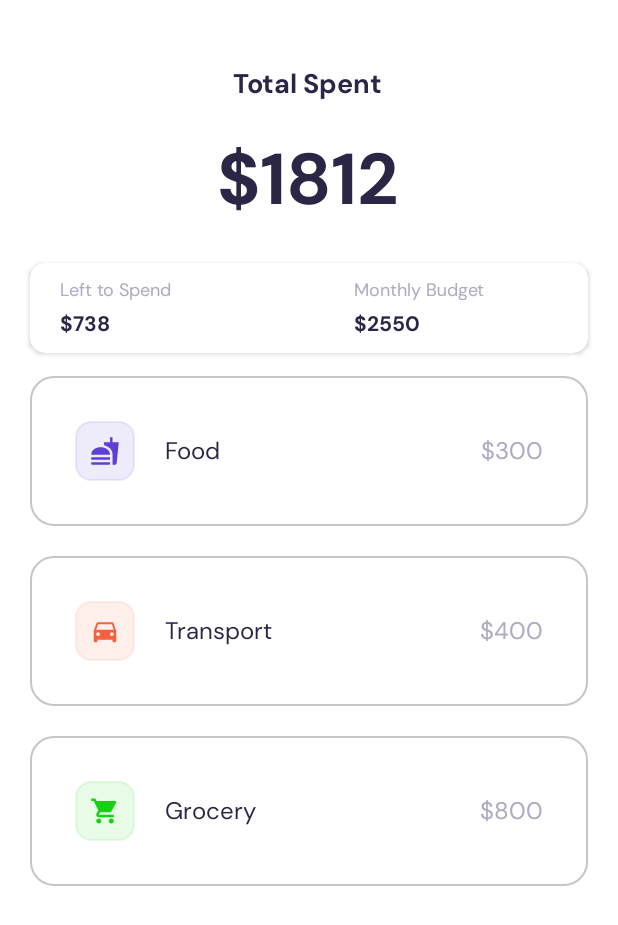
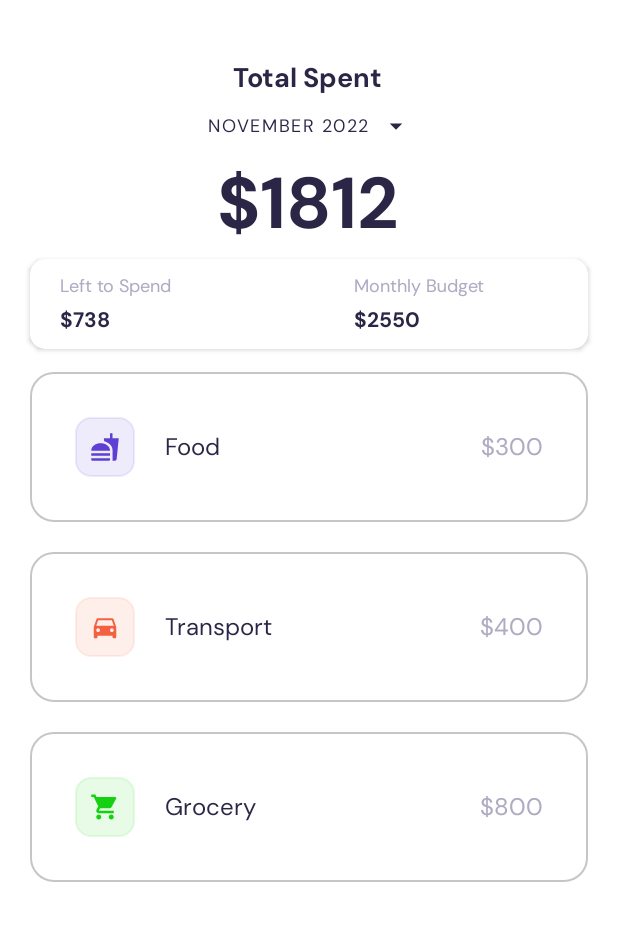
Before and after one commit to asojischool/ANDE_Assignment_Budget, an Android app: the MainActivity screen opened directly, with no data from a screen before it, on a phone screen of 412 x 824 dp. Shown: the top 925 px of the screen. Run offline under Robolectric (Android 15) with nearby library versions, the phone set to English and light mode, and no system bars; libraries missing offline, so code that uses them is left out: com.whiteelephant.monthpicker; 2 statements that could not run were skipped.

Commit message:
Add datepicker and change some color in colors.xml

```diff
--- a/app/build.gradle
+++ b/app/build.gradle
@@ -33,6 +33,8 @@ dependencies {
     implementation 'com.google.android.material:material:1.6.1'
     implementation 'androidx.constraintlayout:constraintlayout:2.1.4'
     implementation 'androidx.recyclerview:recyclerview:1.2.0'
+    //    https://github.com/premkumarroyal/MonthAndYearPicker
+    implementation 'com.whiteelephant:monthandyearpicker:1.3.0'
     testImplementation 'junit:junit:4.+'
     androidTestImplementation 'androidx.test.ext:junit:1.1.4'
     androidTestImplementation 'androidx.test.espresso:espresso-core:3.5.0'
--- a/app/src/main/java/com/example/ande_assignment_budget/MainActivity.java
+++ b/app/src/main/java/com/example/ande_assignment_budget/MainActivity.java
@@ -4,22 +4,33 @@ import androidx.appcompat.app.AppCompatActivity;
 import androidx.recyclerview.widget.LinearLayoutManager;
 import androidx.recyclerview.widget.RecyclerView;
 
+import android.app.DatePickerDialog;
+import android.content.Intent;
 import android.os.Bundle;
+import android.view.View;
+import android.widget.Button;
 
 import com.example.ande_assignment_budget.Model.CategoryModel;
+import com.whiteelephant.monthpicker.MonthPickerDialog;
 
+import java.text.DateFormatSymbols;
 import java.util.ArrayList;
 import java.util.Arrays;
+import java.util.Calendar;
+import java.util.Date;
+import java.util.TimeZone;
 
-public class MainActivity extends AppCompatActivity {
+public class MainActivity extends AppCompatActivity implements View.OnClickListener{
 
     private ArrayList<CategoryModel> categoryModels;
+    private MonthPickerDialog.Builder builder;
 
     @Override
     protected void onCreate(Bundle savedInstanceState) {
         super.onCreate(savedInstanceState);
         setContentView(R.layout.activity_main);
 
+        monthYearPickerDialog();
         setUpCategoryModels();
         setRecyclerList();
     }
@@ -38,4 +49,44 @@ public class MainActivity extends AppCompatActivity {
         rvCategorySpent.setAdapter(adapter);
         rvCategorySpent.setLayoutManager(new LinearLayoutManager(this));
     }
+
+    private void monthYearPickerDialog() {
+        Calendar today = Calendar.getInstance(TimeZone.getTimeZone("UTC"));
+        changeDate(dateToString(today.get(Calendar.MONTH)), today.get(Calendar.YEAR));
+
+        builder = new MonthPickerDialog.Builder(MainActivity.this,
+            new MonthPickerDialog.OnDateSetListener() {
+                @Override
+                public void onDateSet(int selectedMonth, int selectedYear) {
+                    changeDate(dateToString(selectedMonth), selectedYear);
+                }
+            }, today.get(Calendar.YEAR), today.get(Calendar.MONTH)
+        );
+
+        builder.setActivatedMonth(Calendar.JULY)
+                .setMinYear(1990)
+                .setActivatedYear(today.get(Calendar.YEAR))
+                .setMaxYear(today.get(Calendar.YEAR))
+                .setActivatedMonth(today.get(Calendar.MONTH))
+                .setTitle("Select month");
+    }
+
+    @Override
+    public void onClick(View v) {
+        Intent i;
+        switch (v.getId()) {
+            case R.id.btnDatePicker:
+                builder.build().show();
+                break;
+        }
+    }
+
+    public void changeDate(String selectedMonth, int selectedYear) {
+        Button btnDatePicker = findViewById(R.id.btnDatePicker);
+        btnDatePicker.setText(selectedMonth + " " + selectedYear);
+    }
+
+    public String dateToString(int month) {
+        return new DateFormatSymbols().getMonths()[month];
+    }
 }
--- /dev/null
+++ b/app/src/main/res/drawable/ic_baseline_arrow_drop_down.xml
@@ -0,0 +1,5 @@
+<vector android:height="20dp" android:tint="#2C2646"
+    android:viewportHeight="24" android:viewportWidth="24"
+    android:width="20dp" xmlns:android="http://schemas.android.com/apk/res/android">
+    <path android:fillColor="@android:color/white" android:pathData="M7,10l5,5 5,-5z"/>
+</vector>
--- a/app/src/main/res/layout/activity_main.xml
+++ b/app/src/main/res/layout/activity_main.xml
@@ -7,23 +7,10 @@
     tools:context=".MainActivity">
 
     <TextView
-        android:id="@+id/tvTotalBudgetLeft"
+        android:id="@+id/tvTotalSpentTitle"
         android:layout_width="wrap_content"
         android:layout_height="wrap_content"
-        android:layout_marginTop="20dp"
-        android:fontFamily="@font/dm_sans_bold"
-        android:text="$1812"
-        android:textSize="48dp"
-        app:layout_constraintEnd_toEndOf="parent"
-        app:layout_constraintHorizontal_bias="0.498"
-        app:layout_constraintStart_toStartOf="parent"
-        app:layout_constraintTop_toBottomOf="@+id/tvTotalSpent" />
-
-    <TextView
-        android:id="@+id/tvTotalSpent"
-        android:layout_width="wrap_content"
-        android:layout_height="wrap_content"
-        android:layout_marginTop="44dp"
+        android:layout_marginTop="40dp"
         android:fontFamily="@font/dm_sans_bold"
         android:text="Total Spent"
         android:textSize="18dp"
@@ -32,28 +19,46 @@
         app:layout_constraintStart_toStartOf="parent"
         app:layout_constraintTop_toTopOf="parent" />
 
-    <androidx.recyclerview.widget.RecyclerView
-        android:id="@+id/rvCategorySpent"
-        android:layout_width="match_parent"
-        android:layout_height="400dp"
-        android:layout_marginHorizontal="10dp"
-        android:layout_marginTop="5dp"
+    <TextView
+        android:id="@+id/tvTotalAmtSpent"
+        android:layout_width="wrap_content"
+        android:layout_height="wrap_content"
+        android:fontFamily="@font/dm_sans_bold"
+        android:text="$1812"
+        android:textSize="48dp"
         app:layout_constraintEnd_toEndOf="parent"
-        app:layout_constraintHorizontal_bias="0.478"
+        app:layout_constraintHorizontal_bias="0.498"
         app:layout_constraintStart_toStartOf="parent"
-        app:layout_constraintTop_toBottomOf="@+id/cardView" />
+        app:layout_constraintTop_toBottomOf="@+id/btnDatePicker" />
+
+    <Button
+        android:id="@+id/btnDatePicker"
+        android:layout_width="wrap_content"
+        android:layout_height="40dp"
+        android:background="@android:color/transparent"
+        android:drawableEnd="@drawable/ic_baseline_arrow_drop_down"
+        android:fontFamily="@font/dm_sans"
+        android:text="September 2020"
+        android:textColor="@color/primary_color"
+        android:textSize="12dp"
+        android:onClick="onClick"
+        app:layout_constraintEnd_toEndOf="parent"
+        app:layout_constraintHorizontal_bias="0.5"
+        app:layout_constraintStart_toStartOf="parent"
+        app:layout_constraintTop_toBottomOf="@+id/tvTotalSpentTitle"
+        tools:ignore="HardcodedText" />
 
     <androidx.cardview.widget.CardView
         android:id="@+id/cardView"
         android:layout_width="match_parent"
         android:layout_height="wrap_content"
         android:layout_marginHorizontal="20dp"
-        android:layout_marginTop="24dp"
+        android:layout_marginTop="5dp"
         app:cardCornerRadius="10dp"
         app:layout_constraintEnd_toEndOf="parent"
-        app:layout_constraintHorizontal_bias="0.5"
+        app:layout_constraintHorizontal_bias="0.0"
         app:layout_constraintStart_toStartOf="parent"
-        app:layout_constraintTop_toBottomOf="@+id/tvTotalBudgetLeft">
+        app:layout_constraintTop_toBottomOf="@+id/tvTotalAmtSpent">
 
         <androidx.constraintlayout.widget.ConstraintLayout
             android:layout_width="match_parent"
@@ -66,8 +71,8 @@
                 android:layout_height="wrap_content"
                 android:layout_marginStart="10dp"
                 android:text="Left to Spend"
+                android:textColor="@color/secondary_black"
                 android:textSize="12dp"
-                android:textColor="@color/secondary_black"
                 app:layout_constraintStart_toStartOf="parent"
                 app:layout_constraintTop_toTopOf="parent" />
 
@@ -88,8 +93,8 @@
                 android:layout_height="wrap_content"
                 android:layout_marginStart="30dp"
                 android:text="Monthly Budget"
+                android:textColor="@color/secondary_black"
                 android:textSize="12dp"
-                android:textColor="@color/secondary_black"
                 app:layout_constraintStart_toStartOf="@+id/guideline4"
                 app:layout_constraintTop_toTopOf="parent" />
 
@@ -109,7 +114,7 @@
                 android:layout_width="wrap_content"
                 android:layout_height="wrap_content"
                 android:orientation="vertical"
-                app:layout_constraintGuide_percent="0.5" />
+                app:layout_constraintGuide_begin="176dp" />
 
 
         </androidx.constraintlayout.widget.ConstraintLayout>
@@ -117,4 +122,15 @@
 
     </androidx.cardview.widget.CardView>
 
+    <androidx.recyclerview.widget.RecyclerView
+        android:id="@+id/rvCategorySpent"
+        android:layout_width="match_parent"
+        android:layout_height="400dp"
+        android:layout_marginHorizontal="10dp"
+        android:layout_marginTop="5dp"
+        app:layout_constraintEnd_toEndOf="parent"
+        app:layout_constraintHorizontal_bias="0.736"
+        app:layout_constraintStart_toStartOf="parent"
+        app:layout_constraintTop_toBottomOf="@+id/cardView" />
+
 </androidx.constraintlayout.widget.ConstraintLayout>
--- a/app/src/main/res/values/colors.xml
+++ b/app/src/main/res/values/colors.xml
@@ -8,6 +8,7 @@
     <color name="black">#FF000000</color>
     <color name="white">#FFFFFFFF</color>
 
+    <color name="primary_color">#2C2646</color>
     <color name="secondary_black">#AEABC2</color>
 
     <color name="icon_iris">#5D3FD3</color>
```
